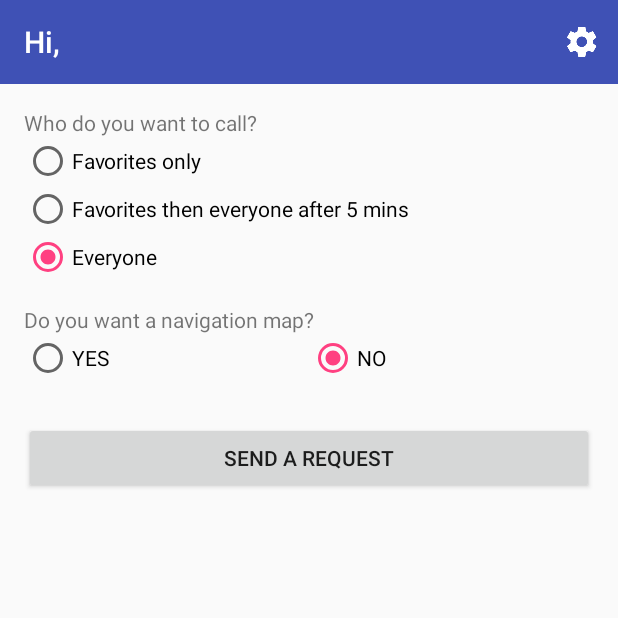
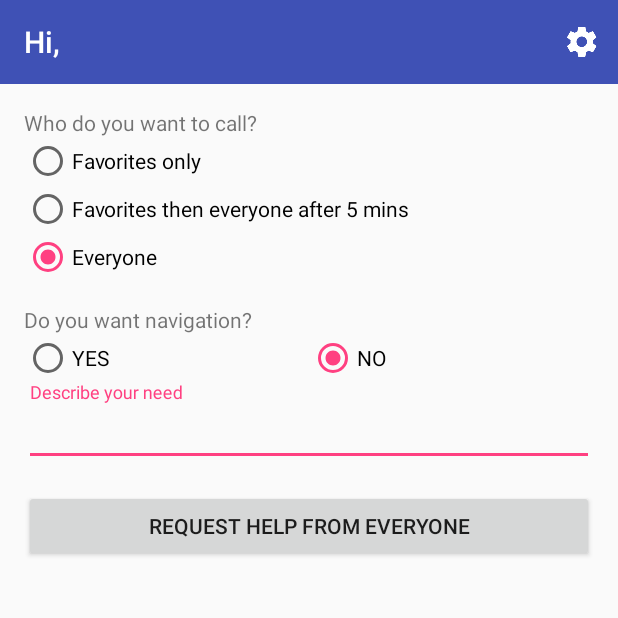
Before and after one commit to ZTGeng/NewGuideMe, an Android app: the BlindHomeActivity screen opened directly, with no data from a screen before it, after a tap on "NO", on a phone screen of 412 x 824 dp, the top half of it. Run offline under Robolectric (Android 15) with nearby library versions, the phone set to English and light mode, and no system bars; libraries missing offline, so code that uses them is left out: pub.devrel.easypermissions; 2 other taps on this screen came first.

Commit message:
Add BlindWaitFragmentPresenter

```diff
--- a/app/src/main/java/edu/sfsu/geng/newguideme/blind/home/BlindHomeActivity.java
+++ b/app/src/main/java/edu/sfsu/geng/newguideme/blind/home/BlindHomeActivity.java
@@ -4,6 +4,8 @@ import android.Manifest;
 import android.content.DialogInterface;
 import android.os.Bundle;
 import android.support.annotation.NonNull;
+import android.support.annotation.StringRes;
+import android.support.design.widget.TextInputLayout;
 import android.support.v4.app.ActivityCompat;
 import android.support.v7.app.AlertDialog;
 import android.support.v7.widget.AppCompatButton;
@@ -44,6 +46,8 @@ public class BlindHomeActivity extends HomeActivity implements
 
     private BlindHomePresenter blindHomePresenter;
     private AutoCompleteTextView destinationInput;
+    private TextInputLayout destinationInputLayout;
+    private AppCompatButton RequestButton;
 
     @Override
     protected void onCreate(Bundle savedInstanceState) {
@@ -52,13 +56,14 @@ public class BlindHomeActivity extends HomeActivity implements
         Toolbar myToolbar = (Toolbar) findViewById(R.id.my_toolbar);
         setSupportActionBar(myToolbar);
 
+        destinationInputLayout = (TextInputLayout) findViewById(R.id.destination_inputlayout);
         destinationInput = (AutoCompleteTextView) findViewById(R.id.destination_autocomplete);
         destinationInput.setThreshold(1);
         destinationInput.setCompletionHint("Select address from history or input a new one");
 
         blindHomePresenter = new BlindHomePresenter(this, this);
 
-        AppCompatButton RequestButton = (AppCompatButton) findViewById(R.id.request_button);
+        RequestButton = (AppCompatButton) findViewById(R.id.request_button);
         RequestButton.setOnClickListener(new View.OnClickListener() {
             @Override
             public void onClick(View v) {
@@ -105,7 +110,17 @@ public class BlindHomeActivity extends HomeActivity implements
 
     @Override
     public void showDestinationInput() {
-        destinationInput.setVisibility(View.VISIBLE);
+        destinationInputLayout.setHint("Input a destination");
+    }
+
+    @Override
+    public void showDescriptionInput() {
+        destinationInputLayout.setHint("Describe your need");
+    }
+
+    @Override
+    public void setRequestButtonText(@StringRes int textId) {
+        RequestButton.setText(textId);
     }
 
     @Override
--- a/app/src/main/java/edu/sfsu/geng/newguideme/blind/home/BlindHomePresenter.java
+++ b/app/src/main/java/edu/sfsu/geng/newguideme/blind/home/BlindHomePresenter.java
@@ -3,6 +3,7 @@ package edu.sfsu.geng.newguideme.blind.home;
 import android.content.Context;
 import android.content.Intent;
 import android.support.annotation.NonNull;
+import android.support.annotation.StringRes;
 import android.widget.ArrayAdapter;
 import android.widget.Toast;
 
@@ -48,15 +49,17 @@ public class BlindHomePresenter {
         friendIds = new HashSet<>();
         friendNames = new HashSet<>();
 
+        listener.showDestinationInput();
+
 //        asyncGetAddressHistory();
-//        String[] str = {"dhasjkdhkn", "a das", "d sada", "jfdue, hefhe fe", "grg, gff", "dfg gfgf", "asasa"
-//        , "agfdgfd, fds", "abggdbf fsdfd", "adfsd fgfgdfgdf gdfgdfgd", "afdfvw fwf"};
-//        listener.setDestinationAdapter(new ArrayAdapter<String>(context, android.R.layout.simple_dropdown_item_1line, str));
+        String[] str = {"SFSU", "San Francisco", "safeway", "Market Street"};
+        listener.setDestinationAdapter(new ArrayAdapter<String>(context, android.R.layout.simple_dropdown_item_1line, str));
         asyncGetFriendsList();
     }
 
     void setCallFavorites() {
         callee = Callee.favorites;
+        listener.setRequestButtonText(R.string.call_friends_button);
     }
 
     void setCallFavoritesThenEveryone() {
@@ -65,6 +68,7 @@ public class BlindHomePresenter {
             listener.showWarningDialog();
         }
         callee = Callee.favoritesThenEveryone;
+        listener.setRequestButtonText(R.string.call_friends_then_everyone_button);
     }
 
     void setCallEveryone() {
@@ -73,6 +77,7 @@ public class BlindHomePresenter {
             listener.showWarningDialog();
         }
         callee = Callee.everyone;
+        listener.setRequestButtonText(R.string.call_strangers_button);
     }
 
     void setCallWithMap() {
@@ -82,7 +87,7 @@ public class BlindHomePresenter {
 
     void setCallWithoutMap() {
         callWithMap = false;
-        listener.hideDestinationInput();
+        listener.showDescriptionInput();
     }
 
     void onRequestButtonClicked() {
@@ -194,6 +199,8 @@ public class BlindHomePresenter {
     interface Listener {
         void hideDestinationInput();
         void showDestinationInput();
+        void showDescriptionInput();
+        void setRequestButtonText(@StringRes int textId);
         void setDestinationAdapter(ArrayAdapter<String> adapter);
         void showCallDialog();
         void showWarningDialog();
--- a/app/src/main/java/edu/sfsu/geng/newguideme/blind/video/BlindVideoActivity.java
+++ b/app/src/main/java/edu/sfsu/geng/newguideme/blind/video/BlindVideoActivity.java
@@ -14,7 +14,7 @@ import edu.sfsu.geng.newguideme.R;
 import edu.sfsu.geng.newguideme.blind.home.BlindHomeActivity;
 
 public class BlindVideoActivity extends AppCompatActivity implements
-        BlindWaitFragment.Listener, BlindVideoFragment.Listener, BlindRateFragment.Listener {
+        BlindWaitFragmentPresenter.BlindWaitListener, BlindVideoFragment.Listener, BlindRateFragment.Listener {
 
     private static final String TAG = "BlindVideoActivity";
 
--- a/app/src/main/res/layout/activity_blind_home.xml
+++ b/app/src/main/res/layout/activity_blind_home.xml
@@ -82,7 +82,7 @@
                 <android.support.v7.widget.AppCompatTextView
                     android:layout_width="match_parent"
                     android:layout_height="wrap_content"
-                    android:text="Do you want a navigation map?"/>
+                    android:text="Do you want navigation?"/>
 
                 <RadioGroup
                     android:layout_width="match_parent"
@@ -116,8 +116,7 @@
                     <android.support.v7.widget.AppCompatAutoCompleteTextView
                         android:id="@+id/destination_autocomplete"
                         android:layout_width="match_parent"
-                        android:layout_height="wrap_content"
-                        android:hint="Destination"/>
+                        android:layout_height="wrap_content"/>
 
                 </android.support.design.widget.TextInputLayout>
 
--- a/app/src/main/res/values/strings.xml
+++ b/app/src/main/res/values/strings.xml
@@ -51,6 +51,8 @@
     <!-- Blind Home -->
     <string name="friend_hint">Call a Favorite or Anyone?</string>
     <string name="call_friends_button">Request help from your favorites</string>
+    <string name="call_friends_then_everyone_button">Request help from your favorites. If no reply, call
+        everyone after 5 minutes.</string>
     <string name="call_strangers_button">Request help from everyone</string>
     <string name="no_friends_message_short">We didn\'t find any favorites. Try later or request from everyone.</string>
     <string name="no_friends_message">We didn\'t find any favorites. Tell your favorites your invite code showing
```
Also changed, not shown: app/src/main/java/edu/sfsu/geng/newguideme/blind/video/BlindWaitFragment.java (+40 -88 lines), app/src/main/java/edu/sfsu/geng/newguideme/blind/video/BlindWaitFragmentPresenter.java (added, +111 -0 lines).
